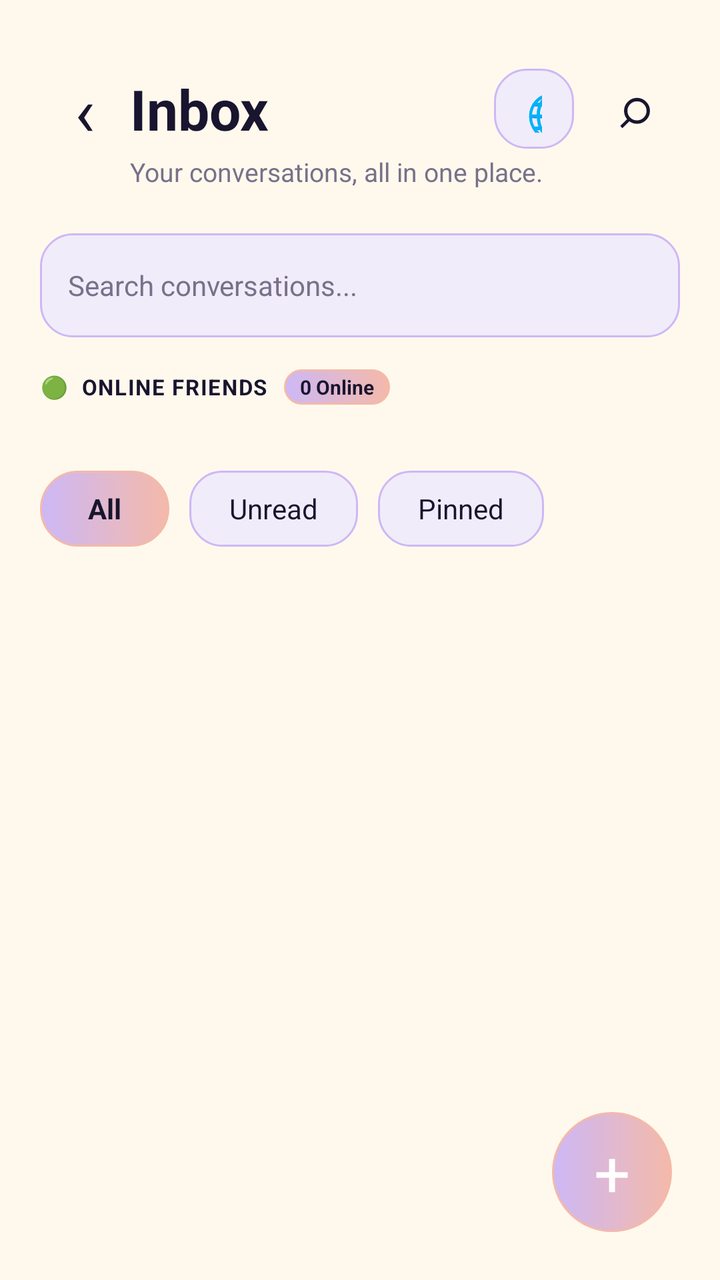
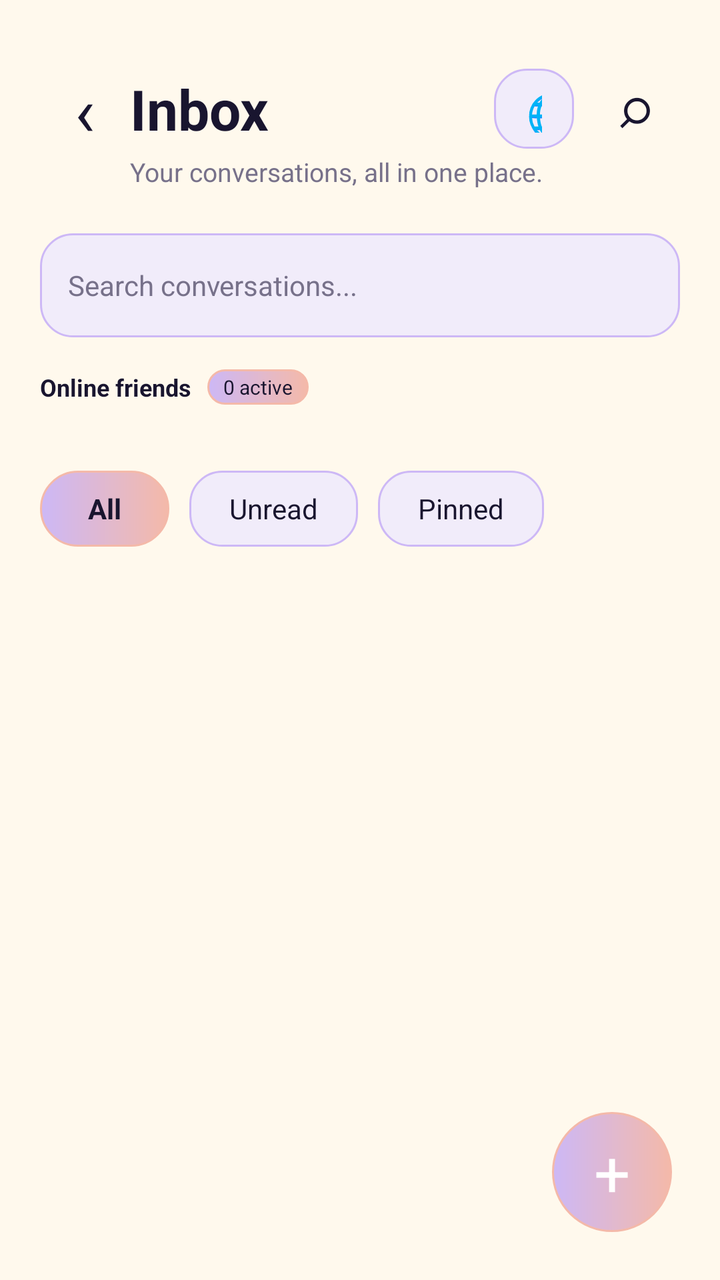

Compare the two renders of this Android layout. The source of the first and the diff that turns it into the second are given below.
<!-- AndroidManifest.xml: application theme Theme.LumaChat -->
<!-- res/layout/activity_inbox.xml -->
<?xml version="1.0" encoding="utf-8"?>
<FrameLayout
    xmlns:android="http://schemas.android.com/apk/res/android"
    android:layout_width="match_parent"
    android:layout_height="match_parent"
    android:background="@color/background">

    <LinearLayout
        android:layout_width="match_parent"
        android:layout_height="match_parent"
        android:orientation="vertical"
        android:padding="20dp">

        
        <LinearLayout
            android:layout_width="match_parent"
            android:layout_height="wrap_content"
            android:gravity="center_vertical"
            android:orientation="horizontal"
            android:layout_marginTop="12dp">

            <TextView
                android:id="@+id/btnBack"
                android:layout_width="45dp"
                android:layout_height="45dp"
                android:text="‹"
                android:textSize="34sp"
                android:gravity="center"
                android:textColor="@color/midnight_navy"/>

            <TextView
                android:layout_width="0dp"
                android:layout_height="wrap_content"
                android:layout_weight="1"
                android:text="Inbox"
                android:textSize="28sp"
                android:textStyle="bold"
                android:textColor="@color/midnight_navy"/>

            <TextView
                android:id="@+id/btnP2PInbox"
                android:layout_width="40dp"
                android:layout_height="40dp"
                android:text="🌐"
                android:textSize="22sp"
                android:gravity="center"
                android:textColor="@color/midnight_navy"
                android:background="@drawable/input_field"
                android:clickable="true"
                android:focusable="true"
                android:layout_marginEnd="8dp"/>

            <TextView
                android:layout_width="45dp"
                android:layout_height="45dp"
                android:text="⌕"
                android:textSize="28sp"
                android:gravity="center"
                android:textColor="@color/midnight_navy"/>

        </LinearLayout>

        
        <TextView
            android:layout_width="wrap_content"
            android:layout_height="wrap_content"
            android:text="Your conversations, all in one place."
            android:textSize="13sp"
            android:textColor="@color/text_secondary"
            android:layout_marginStart="45dp"
            android:layout_marginBottom="22dp"/>

        
        <EditText
            android:id="@+id/etInboxSearch"
            android:layout_width="match_parent"
            android:layout_height="52dp"
            android:hint="Search conversations..."
            android:padding="14dp"
            android:singleLine="true"
            android:textSize="14sp"
            android:textColor="@color/text_primary"
            android:textColorHint="@color/text_secondary"
            android:background="@drawable/input_field"/>

        
        <LinearLayout
            android:id="@+id/layoutOnlineSection"
            android:layout_width="match_parent"
            android:layout_height="wrap_content"
            android:orientation="vertical"
            android:layout_marginTop="16dp">

            <LinearLayout
                android:layout_width="match_parent"
                android:layout_height="wrap_content"
                android:orientation="horizontal"
                android:gravity="center_vertical"
                android:layout_marginBottom="8dp">

                <TextView
                    android:layout_width="wrap_content"
                    android:layout_height="wrap_content"
                    android:text="🟢  ONLINE FRIENDS"
                    android:textSize="11sp"
                    android:textStyle="bold"
                    android:textColor="@color/midnight_navy"
                    android:letterSpacing="0.05" />

                <TextView
                    android:id="@+id/tvOnlineCountBadge"
                    android:layout_width="wrap_content"
                    android:layout_height="wrap_content"
                    android:layout_marginStart="8dp"
                    android:paddingHorizontal="8dp"
                    android:paddingVertical="2dp"
                    android:background="@drawable/button_background"
                    android:text="0 Online"
                    android:textSize="10sp"
                    android:textStyle="bold"
                    android:textColor="@color/midnight_navy" />
            </LinearLayout>

            <HorizontalScrollView
                android:layout_width="match_parent"
                android:layout_height="wrap_content"
                android:scrollbars="none">

                <LinearLayout
                    android:id="@+id/onlineUsersContainer"
                    android:layout_width="wrap_content"
                    android:layout_height="wrap_content"
                    android:orientation="horizontal"
                    android:gravity="center_vertical" />
            </HorizontalScrollView>
        </LinearLayout>

        
        <LinearLayout
            android:layout_width="match_parent"
            android:layout_height="48dp"
            android:orientation="horizontal"
            android:gravity="center_vertical"
            android:layout_marginTop="20dp"
            android:layout_marginBottom="16dp">

            <TextView
                android:id="@+id/tabAll"
                android:layout_width="wrap_content"
                android:layout_height="38dp"
                android:paddingHorizontal="24dp"
                android:gravity="center"
                android:text="All"
                android:textColor="@color/midnight_navy"
                android:textStyle="bold"
                android:background="@drawable/button_background"/>

            <TextView
                android:id="@+id/tabUnread"
                android:layout_width="wrap_content"
                android:layout_height="38dp"
                android:paddingHorizontal="20dp"
                android:gravity="center"
                android:text="Unread"
                android:textColor="@color/midnight_navy"
                android:layout_marginStart="10dp"
                android:background="@drawable/input_field"/>

            <TextView
                android:id="@+id/tabPinned"
                android:layout_width="wrap_content"
                android:layout_height="38dp"
                android:paddingHorizontal="20dp"
                android:gravity="center"
                android:text="Pinned"
                android:textColor="@color/midnight_navy"
                android:layout_marginStart="10dp"
                android:background="@drawable/input_field"/>

        </LinearLayout>

        
        <TextView
            android:id="@+id/tvEmptyInbox"
            android:layout_width="match_parent"
            android:layout_height="wrap_content"
            android:gravity="center"
            android:padding="32dp"
            android:text="No conversations found.\nTap '+' to start a new chat!"
            android:textColor="@color/text_secondary"
            android:textSize="14sp"
            android:visibility="gone" />

        
        <ScrollView
            android:layout_width="match_parent"
            android:layout_height="0dp"
            android:layout_weight="1">

            <LinearLayout
                android:id="@+id/conversationListContainer"
                android:layout_width="match_parent"
                android:layout_height="wrap_content"
                android:orientation="vertical" />
        </ScrollView>

    </LinearLayout>

    
    <TextView
        android:id="@+id/btnNewChat"
        android:layout_width="60dp"
        android:layout_height="60dp"
        android:layout_gravity="bottom|end"
        android:layout_margin="24dp"
        android:gravity="center"
        android:text="+"
        android:textSize="32sp"
        android:textColor="@color/card_white"
        android:background="@drawable/button_background"/>

</FrameLayout>
<!-- resources referenced by this layout -->
<resources>
  <color name="background">#FFF9ED</color>
  <color name="card_white">#FFFFFF</color>
  <color name="midnight_navy">#19152F</color>
  <color name="text_primary">#19152F</color>
  <color name="text_secondary">#77718A</color>
  <!-- drawable button_background (drawable) -->
  <?xml version="1.0" encoding="utf-8"?>
  <shape xmlns:android="http://schemas.android.com/apk/res/android"
      android:shape="rectangle">
  
      <gradient
          android:startColor="@color/lavender"
          android:endColor="@color/soft_peach"
          android:angle="0" />
  
      <corners android:radius="30dp" />
  
      <stroke
          android:width="1dp"
          android:color="@color/soft_peach" />
  
  </shape>
  <!-- drawable input_field (drawable) -->
  <?xml version="1.0" encoding="utf-8"?>
  <shape xmlns:android="http://schemas.android.com/apk/res/android"
      android:shape="rectangle">
  
      <solid android:color="@color/input_background" />
  
      <corners android:radius="16dp" />
  
      <stroke
          android:width="1dp"
          android:color="@color/lavender" />
  
      <padding
          android:left="16dp"
          android:right="16dp"
          android:top="8dp"
          android:bottom="8dp" />
  
  </shape>
  <style name="Theme.LumaChat" parent="Base.Theme.LumaChat" />
  <color name="lavender">#CDB8F6</color>
  <color name="soft_peach">#F4B9A9</color>
  <color name="input_background">#F1ECFA</color>
  <style name="Base.Theme.LumaChat" parent="Theme.Material3.DayNight.NoActionBar">
          
          
      </style>
</resources>

<!-- the commit's change to res/layout/activity_inbox.xml (unified diff, before → after) -->
@@ -101,11 +101,10 @@
                 <TextView
                     android:layout_width="wrap_content"
                     android:layout_height="wrap_content"
-                    android:text="🟢  ONLINE FRIENDS"
-                    android:textSize="11sp"
+                    android:text="Online friends"
+                    android:textSize="12sp"
                     android:textStyle="bold"
-                    android:textColor="@color/midnight_navy"
-                    android:letterSpacing="0.05" />
+                    android:textColor="@color/midnight_navy" />
 
                 <TextView
                     android:id="@+id/tvOnlineCountBadge"
@@ -115,9 +114,8 @@
                     android:paddingHorizontal="8dp"
                     android:paddingVertical="2dp"
                     android:background="@drawable/button_background"
-                    android:text="0 Online"
+                    android:text="0 active"
                     android:textSize="10sp"
-                    android:textStyle="bold"
                     android:textColor="@color/midnight_navy" />
             </LinearLayout>
 
